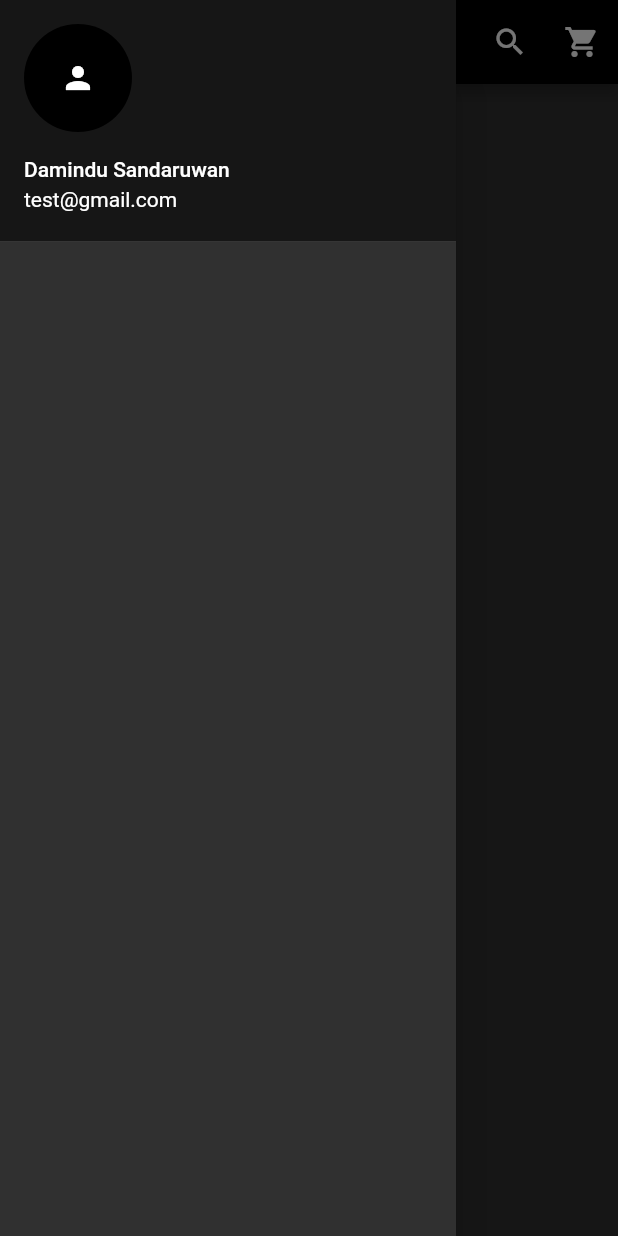
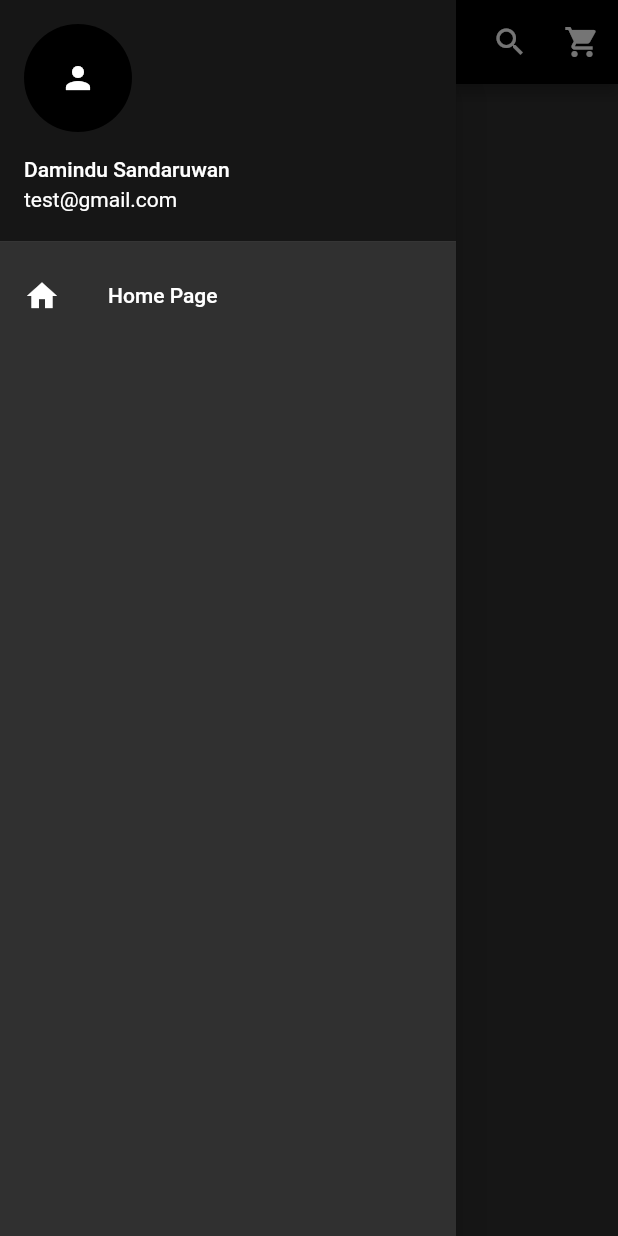
Before and after one commit to DaminduSandaruwan/E-ComApp, a Flutter app: the screen it shows after launch, with the side drawer open, on a phone screen of 412 x 824 dp. Run offline on Flutter 3.47's test engine with Material 2 defaults, Android fonts, the phone set to English and light mode, and no system bars.

Commit message:
add tile

```diff
--- a/lib/main.dart
+++ b/lib/main.dart
@@ -68,6 +68,10 @@ class _HomePageState extends State<HomePage> {
                 color: Colors.black54
               ),
             ),
+            ListTile(
+              title: Text("Home Page"),
+              leading: Icon(Icons.home),
+            ),
           ],
         ),
       ),
```
